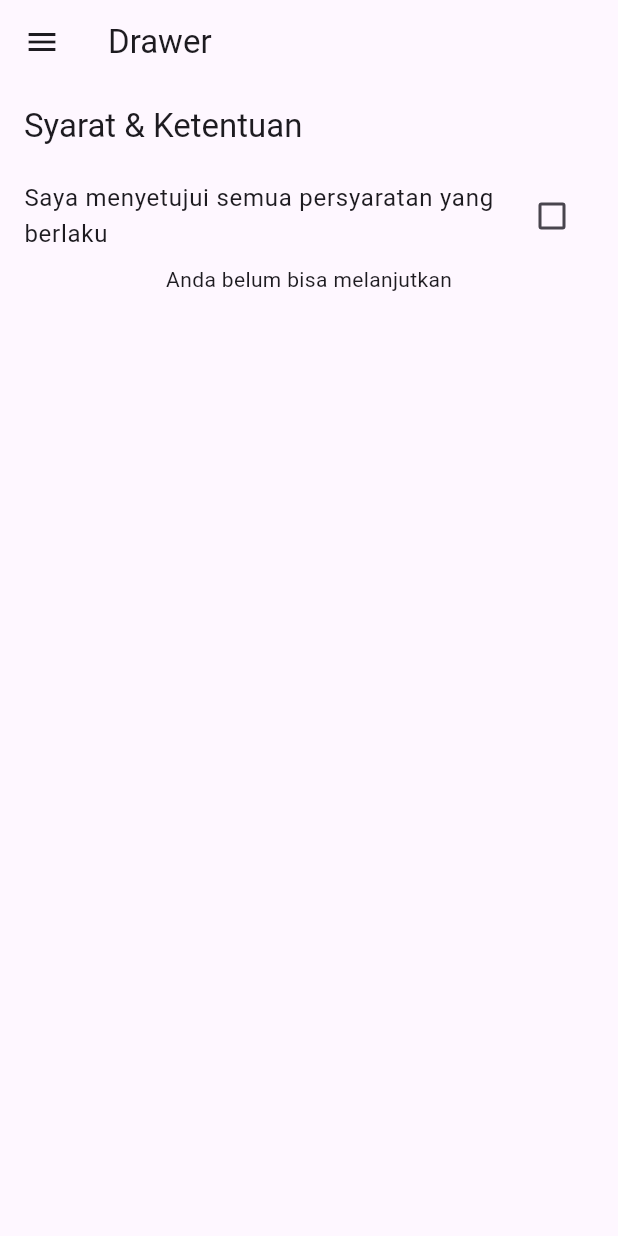
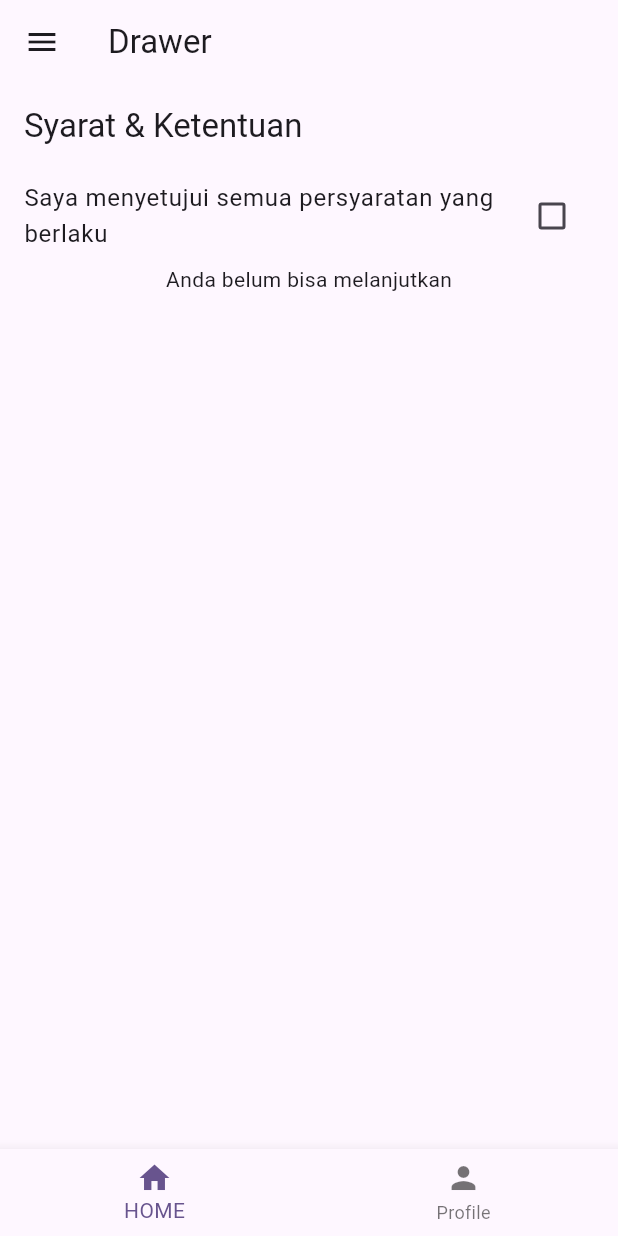
Before and after one commit to jbhangugstar/joshuaproject, a Flutter app: the screen it shows after launch, on a phone screen of 412 x 824 dp. Run offline on Flutter 3.47's test engine with Material 3 defaults, Android fonts, the phone set to English and light mode, and no system bars.

Commit message:
Tugas8Flutter

```diff
--- /dev/null
+++ b/lib/Day_12/tugas8.dart
@@ -0,0 +1,45 @@
+import 'package:flutter/material.dart';
+import 'package:joshuaproject/Day_11/tugas6_homepage.dart';
+import 'package:joshuaproject/Day_12/about.dart';
+import 'package:joshuaproject/Day_12/checkboxpage.dart';
+import 'package:joshuaproject/Day_12/datapickerpage.dart';
+import 'package:joshuaproject/Day_12/dropdownpage.dart';
+import 'package:joshuaproject/Day_12/switchpage.dart';
+import 'package:joshuaproject/Day_12/timepickerpage.dart';
+import 'package:joshuaproject/Day_12/tugas7.dart';
+
+class Tugas8Flutter extends StatefulWidget {
+  const Tugas8Flutter({super.key});
+
+  @override
+  State<Tugas8Flutter> createState() => _Tugas8FlutterState();
+}
+
+class _Tugas8FlutterState extends State<Tugas8Flutter> {
+  final GlobalKey<ScaffoldState> _scaffoldKey = GlobalKey<ScaffoldState>();
+  int _currentIndex = 0;
+
+  static List<Widget> listWidget = [Tugas7Flutter(), AboutPage()];
+
+  @override
+  Widget build(BuildContext context) {
+    return Scaffold(
+      key: _scaffoldKey,
+
+      body: listWidget[_currentIndex],
+
+      bottomNavigationBar: BottomNavigationBar(
+        items: const <BottomNavigationBarItem>[
+          BottomNavigationBarItem(icon: Icon(Icons.home), label: "HOME"),
+          BottomNavigationBarItem(icon: Icon(Icons.person), label: "Profile"),
+        ],
+
+        onTap: (value) {
+          setState(() {
+            _currentIndex = value;
+          });
+        },
+      ),
+    );
+  }
+}
--- a/lib/main.dart
+++ b/lib/main.dart
@@ -8,6 +8,7 @@ import 'package:joshuaproject/Day_12/dropdownpage.dart';
 import 'package:joshuaproject/Day_12/switchpage.dart';
 import 'package:joshuaproject/Day_12/timepickerpage.dart';
 import 'package:joshuaproject/Day_12/tugas7.dart';
+import 'package:joshuaproject/Day_12/tugas8.dart';
 import 'package:joshuaproject/Day_8/tugas4.dart';
 
 void main() {
@@ -40,7 +41,7 @@ class MyApp extends StatelessWidget {
         // tested with just a hot reload.
         colorScheme: .fromSeed(seedColor: Colors.deepPurple),
       ),
-      home: Tugas7Flutter(),
+      home: Tugas8Flutter(),
     );
   }
 }
```
Also changed, not shown: lib/Day_12/about.dart (added, +61 -0 lines).
